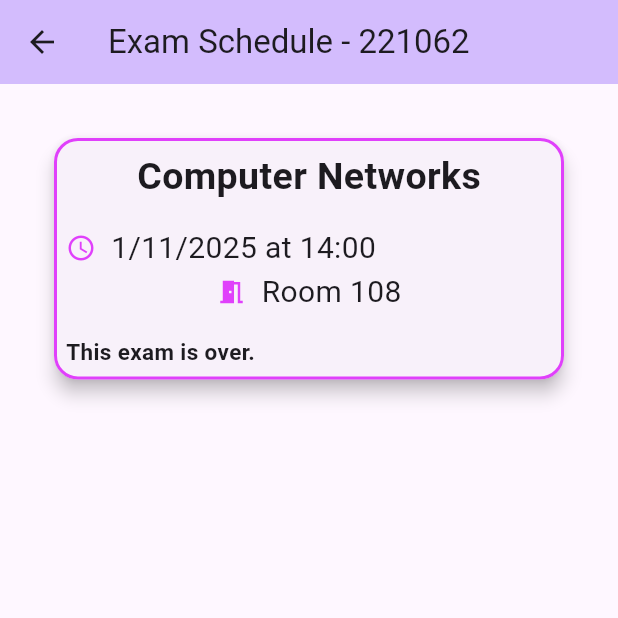
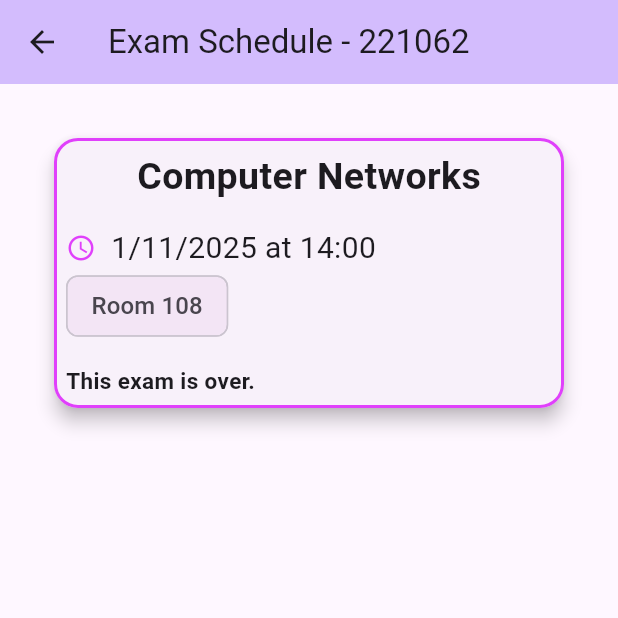
Before and after one commit to EvgenijaSotiroska/MIS, a Flutter app: the screen it shows after launch, after a tap on "Computer Networks", on a phone screen of 412 x 824 dp, the top half of it. Run offline on Flutter 3.47's test engine with Material 3 defaults, Android fonts, the phone set to English and light mode, and no system bars.

Commit message:
add screenshots

```diff
--- a/lib/widgets/detailed_card.dart
+++ b/lib/widgets/detailed_card.dart
@@ -52,18 +52,20 @@ class _DetailedCardState extends State<DetailedCard>{
                       "at ${widget.exam.dateTime.hour.toString().padLeft(2,'0')}:${widget.exam.dateTime.minute.toString().padLeft(2,'0')}"
                     , style: TextStyle(fontSize: 20),)
                 ]),
-                SingleChildScrollView(
-                  scrollDirection: Axis.horizontal,
-                  child: Row(
-                    children: [
-                      Icon(Icons.meeting_room, size: 20, color: Colors.purpleAccent),
-                      SizedBox(width: 10),
-                      Text(
-                        widget.exam.rooms.join(', '),
-                        style: TextStyle(fontSize: 20),
+                Row( crossAxisAlignment: CrossAxisAlignment.start,
+                  children: [
+                    Expanded(
+                      child: Wrap(
+                        spacing: 8,
+                        runSpacing: 4,
+                        children: widget.exam.rooms
+                            .map((room) => Chip(
+                          label: Text(room, style: TextStyle(fontSize: 16)),
+                          backgroundColor: Colors.purple.shade50,
+                        )).toList(),
                       ),
-                    ],
-                  ),
+                    ),
+                  ],
                 ),
                 SizedBox(height: 15,),
                 Row(mainAxisAlignment: MainAxisAlignment.start,children: [
```
Also changed, not shown: 3 other files.
